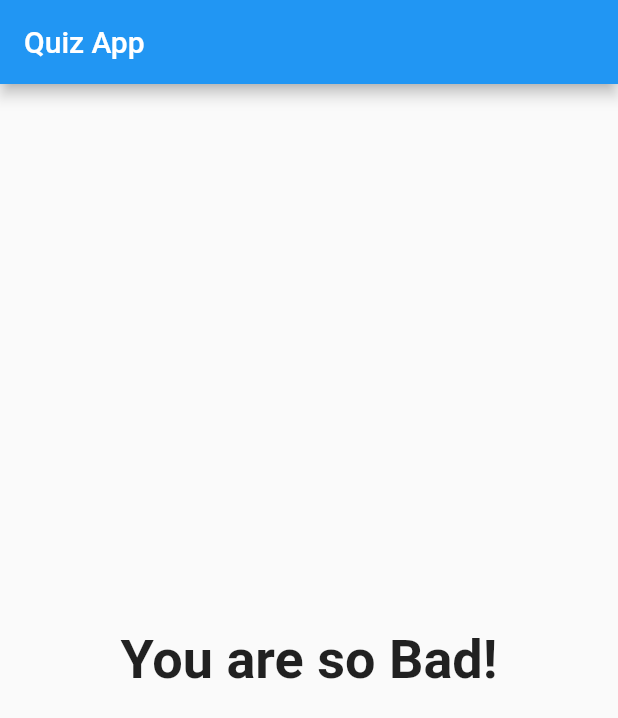
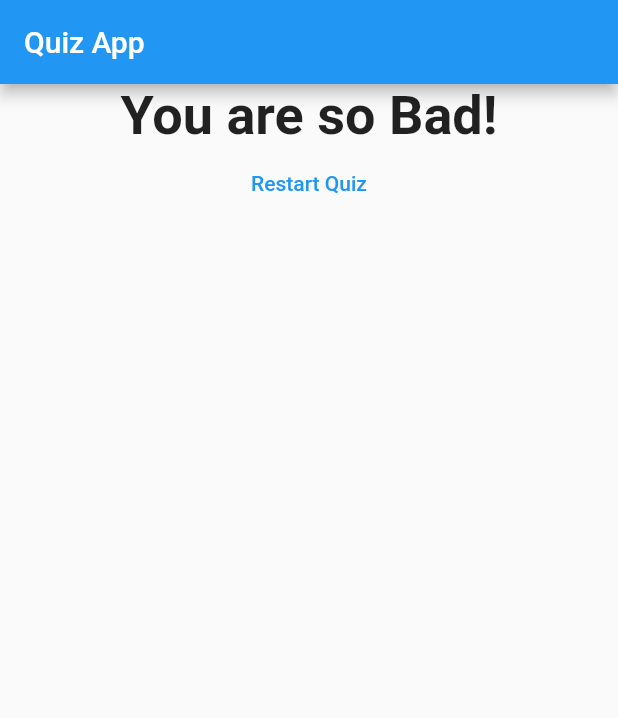
Before and after one commit to VinuBalagopalAP/QuizApp, a Flutter app: the screen it shows after launch, after a tap on "Black", after a tap on "Rabbit", after a tap on "Zoul", on a phone screen of 412 x 824 dp. Shown: the top 718 px of the screen. Run offline on Flutter 3.47's test engine with Material 2 defaults, Android fonts, the phone set to English and light mode, and no system bars.

Commit message:
Resetting the Quiz

```diff
--- a/lib/main.dart
+++ b/lib/main.dart
@@ -49,6 +49,13 @@ class QuizAppState extends State<QuizApp> {
   var _questionIndex = 0;
   var _totalScore = 0;
 
+  void _resetQuiz() {
+    setState(() {
+      _questionIndex = 0;
+      _totalScore = 0;
+    });
+  }
+
   void _answerQuestion(int score) {
     _totalScore += score;
     setState(() {
@@ -71,7 +78,7 @@ class QuizAppState extends State<QuizApp> {
                 questionIndex: _questionIndex,
                 questions: _questions,
               )
-            : Result(_totalScore),
+            : Result(_totalScore, _resetQuiz),
       ),
     );
   }
--- a/lib/result.dart
+++ b/lib/result.dart
@@ -2,8 +2,9 @@ import 'package:flutter/material.dart';
 
 class Result extends StatelessWidget {
   final int resultScore;
+  final Function resetHandler;
 
-  Result(this.resultScore);
+  Result(this.resultScore, this.resetHandler);
 
   String get resultPharse {
     String resultText;
@@ -22,9 +23,19 @@ class Result extends StatelessWidget {
   @override
   Widget build(BuildContext context) {
     return Center(
-        child: Text(
-      resultPharse,
-      style: TextStyle(fontSize: 36, fontWeight: FontWeight.bold),
+        child: Column(
+      children: <Widget>[
+        Text(
+          resultPharse,
+          style: TextStyle(fontSize: 36, fontWeight: FontWeight.bold),
+          textAlign: TextAlign.center,
+        ),
+        FlatButton(
+          onPressed: resetHandler,
+          child: Text('Restart Quiz'),
+          textColor: Colors.blue,
+        )
+      ],
     ));
   }
 }
```
